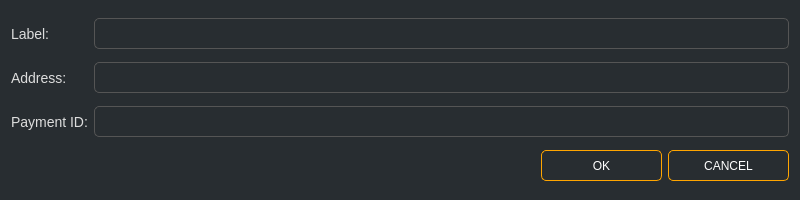
Qt form src/gui/ui/newaddressdialog.ui (ConcealNetwork/conceal-desktop) before a commit.
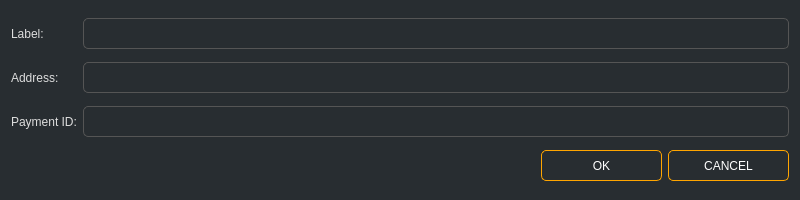
The same form after that commit.

Commit message: Remove fonts and font sizes in preparation for changing them programmatically

```diff
--- a/src/gui/ui/newaddressdialog.ui
+++ b/src/gui/ui/newaddressdialog.ui
@@ -26,7 +26,7 @@
       </sizepolicy>
      </property>
      <property name="styleSheet">
-      <string notr="true">font-size: 14px;</string>
+      <string notr="true"></string>
      </property>
      <property name="text">
       <string>Address:</string>
@@ -42,7 +42,7 @@
       </sizepolicy>
      </property>
      <property name="styleSheet">
-      <string notr="true">font-size: 14px;</string>
+      <string notr="true"></string>
      </property>
      <property name="text">
       <string>Label:</string>
@@ -71,7 +71,7 @@
       </sizepolicy>
      </property>
      <property name="styleSheet">
-      <string notr="true">font-size: 14px;</string>
+      <string notr="true"></string>
      </property>
      <property name="text">
       <string>Payment ID:</string>
@@ -157,7 +157,7 @@
       </size>
      </property>
      <property name="styleSheet">
-      <string notr="true">padding: 3px; border: 1px solid #555; border-radius: 5px; font-family: 'Poppins'; font-size: 14px; color: #aaa;</string>
+      <string notr="true">padding: 3px; border: 1px solid #555; border-radius: 5px;   color: #aaa;</string>
      </property>
      <property name="echoMode">
       <enum>QLineEdit::Normal</enum>
@@ -173,7 +173,7 @@
       </size>
      </property>
      <property name="styleSheet">
-      <string notr="true">padding: 3px; border: 1px solid #555; border-radius: 5px; font-family: 'Poppins'; font-size: 14px; color: #aaa;</string>
+      <string notr="true">padding: 3px; border: 1px solid #555; border-radius: 5px;   color: #aaa;</string>
      </property>
      <property name="echoMode">
       <enum>QLineEdit::Normal</enum>
@@ -195,7 +195,7 @@
       </size>
      </property>
      <property name="styleSheet">
-      <string notr="true">padding: 3px; border: 1px solid #555; border-radius: 5px; font-family: 'Poppins'; font-size: 14px; color: #aaa;</string>
+      <string notr="true">padding: 3px; border: 1px solid #555; border-radius: 5px;   color: #aaa;</string>
      </property>
      <property name="echoMode">
       <enum>QLineEdit::Normal</enum>
```
Left out of the diff: 10 changed lines with no effect on the pictures. The commit also changes 16 other files.
